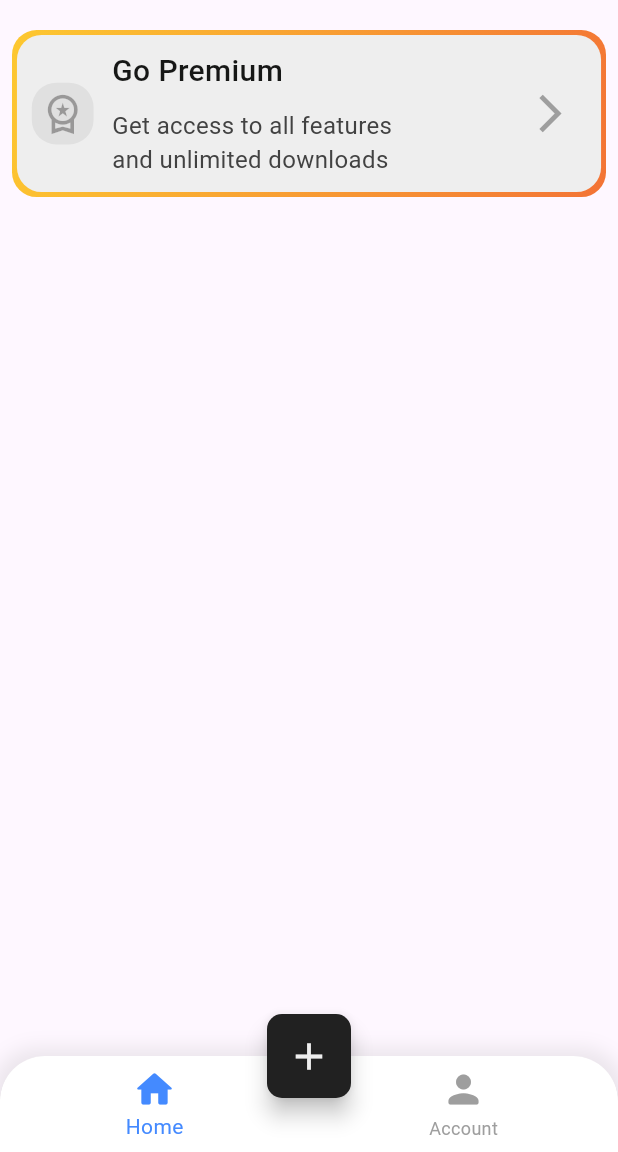
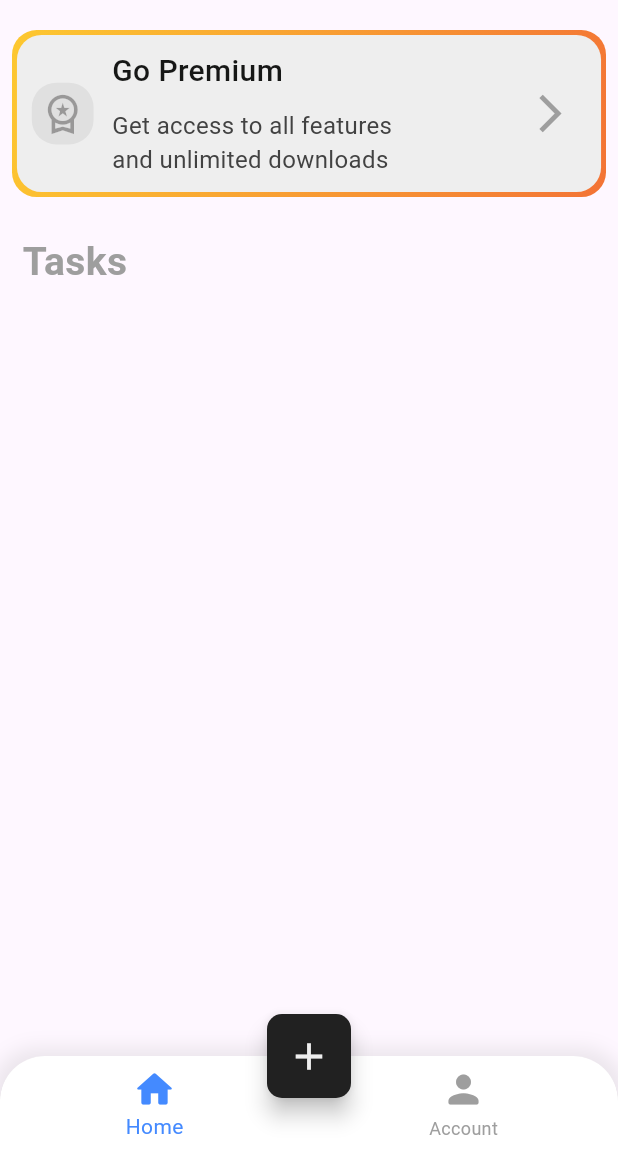
Before and after one commit to APandamonium1/Flutter-TaskManager, a Flutter app: the screen it shows after launch, on a phone screen of 412 x 824 dp, the part 84-1236 px from its top. Run offline on Flutter 3.47's test engine with Material 3 defaults, Android fonts, the phone set to English and light mode, and no system bars.

Commit message:
Added tasks heading in homepage

```diff
--- a/lib/Screens/HomePage.dart
+++ b/lib/Screens/HomePage.dart
@@ -115,7 +115,7 @@ class HomePage extends StatelessWidget {
 
   @override
   Widget build(BuildContext context) {
-    return const Column(
+    return Column(
       crossAxisAlignment: CrossAxisAlignment.start,
       children: [
         Padding(
@@ -123,6 +123,17 @@ class HomePage extends StatelessWidget {
               EdgeInsets.only(right: 8.0, left: 8.0, top: 20.0, bottom: 10.0),
           child: GoPremium(),
         ),
+        Container(
+          padding: const EdgeInsets.all(15),
+          child: Text(
+            'Tasks',
+            style: TextStyle(
+                color: Colors.grey.shade500,
+                fontSize: 26,
+                fontWeight: FontWeight.bold),
+          ),
+        ),
+        Expanded(child: Container()),
       ],
     );
   }
```
